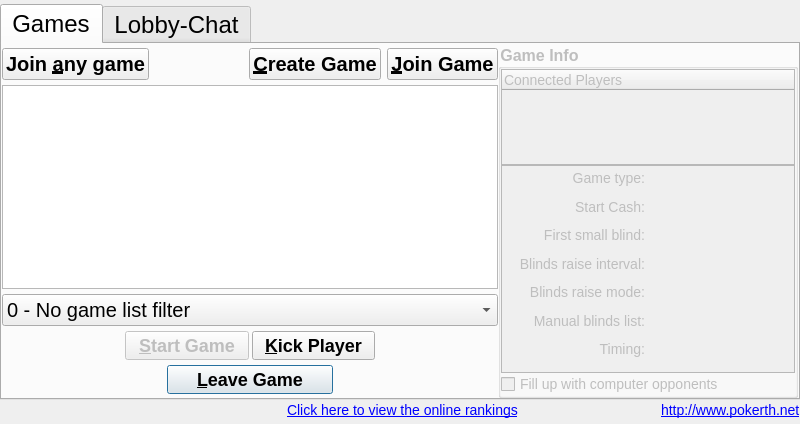
Before: the Qt Designer form src/gui/qt/gui_800x480/gamelobbydialog_800x480.ui in pokerth/pokerth, drawn with Qt 5.
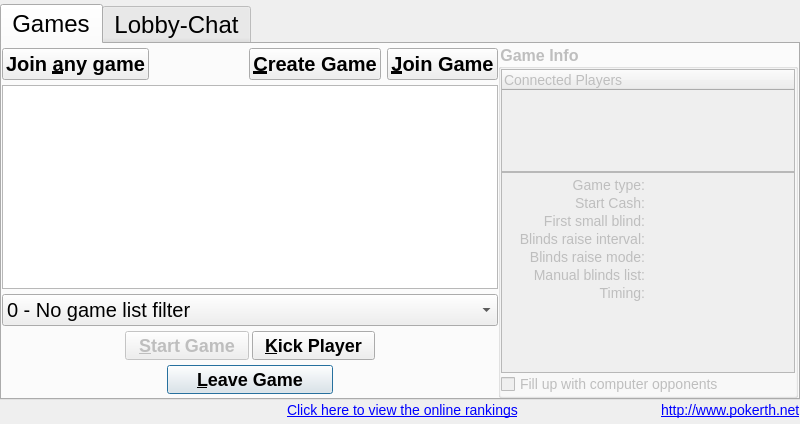
After: the same form once the commit is applied. Icons and pictures are not drawn.

Commit message: some usability changes for mobile guis, e.g. bigger scrollbars etc. maybe the last ones before a alpha release???!!? ;)

What changed in the file:
```diff
--- a/src/gui/qt/gui_800x480/gamelobbydialog_800x480.ui
+++ b/src/gui/qt/gui_800x480/gamelobbydialog_800x480.ui
@@ -474,7 +474,7 @@
             <item>
              <widget class="QTreeWidget" name="treeWidget_connectedPlayers">
               <property name="sizePolicy">
-               <sizepolicy hsizetype="Expanding" vsizetype="Expanding">
+               <sizepolicy hsizetype="Expanding" vsizetype="Preferred">
                 <horstretch>0</horstretch>
                 <verstretch>0</verstretch>
                </sizepolicy>
@@ -482,7 +482,7 @@
               <property name="minimumSize">
                <size>
                 <width>221</width>
-                <height>0</height>
+                <height>100</height>
                </size>
               </property>
               <property name="contextMenuPolicy">
@@ -513,7 +513,7 @@
             <item>
              <widget class="QScrollArea" name="scrollArea_gameInfos">
               <property name="sizePolicy">
-               <sizepolicy hsizetype="Expanding" vsizetype="Expanding">
+               <sizepolicy hsizetype="Expanding" vsizetype="MinimumExpanding">
                 <horstretch>0</horstretch>
                 <verstretch>0</verstretch>
                </sizepolicy>
@@ -521,7 +521,7 @@
               <property name="minimumSize">
                <size>
                 <width>252</width>
-                <height>208</height>
+                <height>201</height>
                </size>
               </property>
               <property name="styleSheet">
@@ -536,7 +536,7 @@
                  <x>0</x>
                  <y>0</y>
                  <width>292</width>
-                 <height>204</height>
+                 <height>197</height>
                 </rect>
                </property>
                <layout class="QGridLayout" name="gridLayout">
@@ -781,6 +781,19 @@
                   </property>
                  </widget>
                 </item>
+                <item row="7" column="0" colspan="2">
+                 <spacer name="verticalSpacer">
+                  <property name="orientation">
+                   <enum>Qt::Vertical</enum>
+                  </property>
+                  <property name="sizeHint" stdset="0">
+                   <size>
+                    <width>20</width>
+                    <height>0</height>
+                   </size>
+                  </property>
+                 </spacer>
+                </item>
                </layout>
               </widget>
              </widget>
```
Left out of the diff: 4 changed lines with no effect on the pictures. The commit also changes 7 other files.
